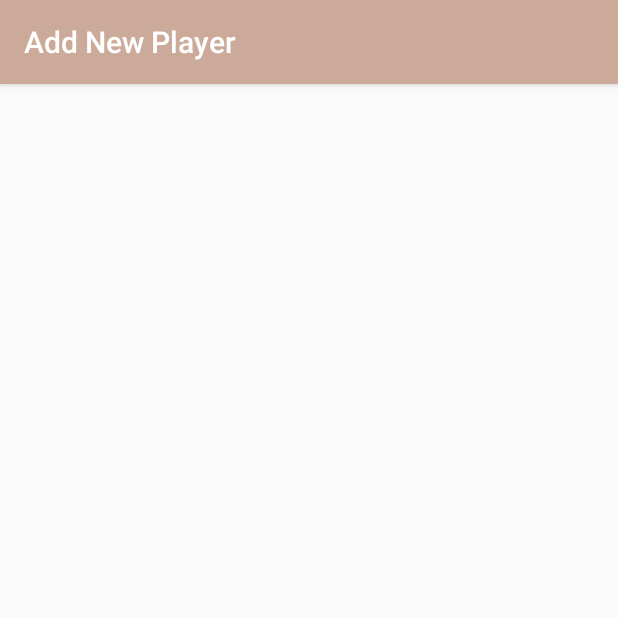
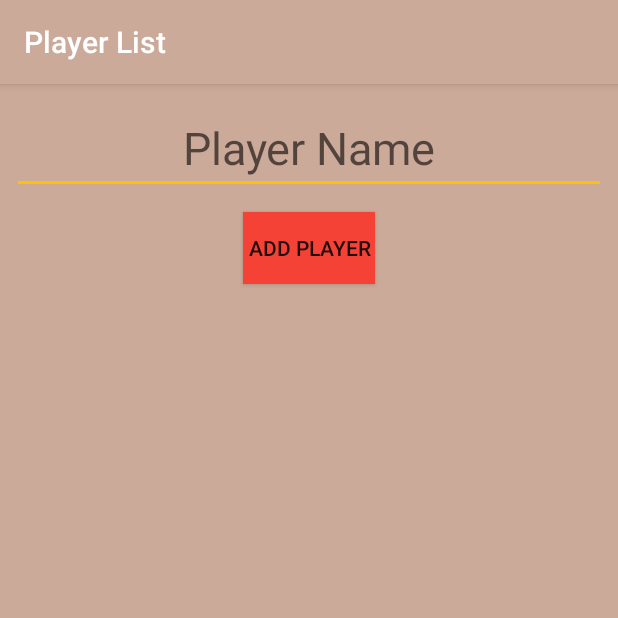
Before and after one commit to keegcb/Test3T, an Android app: the AddPlayerActivity screen opened directly, with no data from a screen before it, on a phone screen of 412 x 824 dp, the top half of it. Run offline under Robolectric (Android 15) with nearby library versions, the phone set to English and light mode, and no system bars.

Commit message:
Added functionality to the AddPlayerActivity; connected database query to display player names in list when opening page and to update dispalyed list when AddPlayer button is pressed.
Next steps: Add functionality to AddGroupActivity to display player list and select players to add to play group.

Future fixes: Prevent blank player names to be added to database; prevent duplicate games and players to be added to database.

```diff
--- a/app/src/main/java/space/java/test3t/AddGameActivity.java
+++ b/app/src/main/java/space/java/test3t/AddGameActivity.java
@@ -215,10 +215,10 @@ public class AddGameActivity extends AppCompatActivity implements AdapterView.On
         return Math.round(px);
     }
 
+
     @Override
     public void onItemSelected(AdapterView<?> parent, View view, int position, long id) {
         String text = parent.getItemAtPosition(position).toString();
-        Toast.makeText(parent.getContext(), text, Toast.LENGTH_SHORT).show();
     }
 
     @Override
--- a/app/src/main/java/space/java/test3t/AddPlayerActivity.java
+++ b/app/src/main/java/space/java/test3t/AddPlayerActivity.java
@@ -1,13 +1,24 @@
 package space.java.test3t;
 
+import android.database.Cursor;
 import android.os.Bundle;
-import android.support.design.widget.FloatingActionButton;
-import android.support.design.widget.Snackbar;
 import android.support.v7.app.AppCompatActivity;
+import android.support.v7.widget.LinearLayoutManager;
+import android.support.v7.widget.RecyclerView;
 import android.support.v7.widget.Toolbar;
 import android.view.View;
+import android.widget.Button;
+import android.widget.EditText;
+import android.widget.Toast;
 
 public class AddPlayerActivity extends AppCompatActivity {
+    private RecyclerView mRecyclerView;
+    private RecyclerView.Adapter mAdapter;
+    private RecyclerView.LayoutManager mLayoutManager;
+
+    EditText editPlayer;
+    Button btnAddPlayerData;
+    DatabaseHelper gameDB;
 
     @Override
     protected void onCreate(Bundle savedInstanceState) {
@@ -15,8 +26,62 @@ public class AddPlayerActivity extends AppCompatActivity {
         setContentView(R.layout.activity_add_player);
         Toolbar toolbar = findViewById(R.id.toolbar_new_game);
         setSupportActionBar(toolbar);
-        getSupportActionBar().setTitle("Add New Player");
+        getSupportActionBar().setTitle("Player List");
+        gameDB = new DatabaseHelper(this);
+
+        editPlayer = findViewById(R.id.editText_playerName);
+        btnAddPlayerData = findViewById(R.id.button_addPlayer);
+
+        mRecyclerView = findViewById(R.id.recyclerview_addPlayer);
+        mRecyclerView.setHasFixedSize(true);
+        mLayoutManager = new LinearLayoutManager(this);
+        mAdapter = new PlayerItemAdapter(this, getAllPlayers());
+
+        mRecyclerView.setLayoutManager(mLayoutManager);
+        mRecyclerView.setAdapter(mAdapter);
+
+        AddPlayerData();
 
     }
 
+    private Cursor getAllPlayers(){
+        return gameDB.getPlayerData();
+    }
+
+    public void AddPlayerData() {
+        btnAddPlayerData.setOnClickListener(
+                new View.OnClickListener() {
+                    @Override
+                    public void onClick(View v) {
+                        boolean isInserted = gameDB.insertPlayerData(editPlayer.getText().toString());
+                        if (isInserted == true)
+                            Toast.makeText(AddPlayerActivity.this, "Player Added to Collection", Toast.LENGTH_LONG).show();
+                        else
+                            Toast.makeText(AddPlayerActivity.this, "Player NOT Added", Toast.LENGTH_LONG).show();
+
+                        UpdateList();
+                    }
+                }
+        );
+    }
+
+    public void UpdateList(){
+        setContentView(R.layout.activity_add_player);
+        Toolbar toolbar = findViewById(R.id.toolbar_new_game);
+        setSupportActionBar(toolbar);
+        getSupportActionBar().setTitle("Player List");
+        gameDB = new DatabaseHelper(this);
+
+        editPlayer = findViewById(R.id.editText_playerName);
+        btnAddPlayerData = findViewById(R.id.button_addPlayer);
+
+        mRecyclerView = findViewById(R.id.recyclerview_addPlayer);
+        mRecyclerView.setHasFixedSize(true);
+        mLayoutManager = new LinearLayoutManager(this);
+        mAdapter = new PlayerItemAdapter(this, getAllPlayers());
+
+        mRecyclerView.setLayoutManager(mLayoutManager);
+        mRecyclerView.setAdapter(mAdapter);
+    }
+
 }
--- a/app/src/main/java/space/java/test3t/DatabaseHelper.java
+++ b/app/src/main/java/space/java/test3t/DatabaseHelper.java
@@ -164,4 +164,10 @@ public class DatabaseHelper extends SQLiteOpenHelper {
         Cursor res = db.rawQuery("SELECT "+COL_GAME_NAME+", "+COL_SEAT_MIN+", "+COL_SEAT_MAX+", "+COL_LENG_MIN+", "+COL_LENG_MAX+", "+COL_DIFF+", "+COL_LEARN_DIFF+", "+COL_PUBLISHER+", "+COL_RATE+" FROM "+TABLE_GAME+";",null);
         return res;
     }
+
+    public Cursor getPlayerData(){
+        SQLiteDatabase db = this.getWritableDatabase();
+        Cursor res = db.rawQuery("SELECT "+COL_PLAYER_NAME+" FROM "+TABLE_PLAYER+";", null);
+        return res;
+    }
 }
--- a/app/src/main/java/space/java/test3t/GameItemAdapter.java
+++ b/app/src/main/java/space/java/test3t/GameItemAdapter.java
@@ -19,7 +19,6 @@ putting the Card View items into the RecyclerView
  */
 
 public class GameItemAdapter extends RecyclerView.Adapter<GameItemAdapter.GameViewHolder> {
-    private ArrayList<GameItem> mGameList;
     private Context mContext;
     private Cursor mCursor;
 
--- a/app/src/main/java/space/java/test3t/GameLibraryActivity.java
+++ b/app/src/main/java/space/java/test3t/GameLibraryActivity.java
@@ -41,9 +41,6 @@ public class GameLibraryActivity extends AppCompatActivity {
 
         btnRefresh = findViewById(R.id.action_game_library);
 
-        ArrayList<GameItem> gameList = new ArrayList<>();
-
-
         mRecyclerView = findViewById(R.id.recyclerview_game_library);
         mRecyclerView.setHasFixedSize(true);
         mLayoutManager = new LinearLayoutManager(this);
--- /dev/null
+++ b/app/src/main/java/space/java/test3t/PlayerItemAdapter.java
@@ -0,0 +1,64 @@
+package space.java.test3t;
+
+import android.content.Context;
+import android.database.Cursor;
+import android.support.annotation.NonNull;
+import android.support.v7.widget.RecyclerView;
+import android.view.LayoutInflater;
+import android.view.View;
+import android.view.ViewGroup;
+import android.widget.TextView;
+
+public class PlayerItemAdapter extends RecyclerView.Adapter<PlayerItemAdapter.PlayerViewHolder> {
+    private Context mContext;
+    private Cursor mCursor;
+
+    public PlayerItemAdapter(Context context, Cursor cursor){
+        mContext = context;
+        mCursor = cursor;
+    }
+
+    public static class PlayerViewHolder extends RecyclerView.ViewHolder{
+
+        public TextView mPlayerName;
+
+        public PlayerViewHolder(@NonNull View itemView) {
+            super(itemView);
+            mPlayerName = itemView.findViewById(R.id.textView_playerName);
+        }
+    }
+
+    @NonNull
+    @Override
+    public PlayerViewHolder onCreateViewHolder(ViewGroup parent, int viewType){
+        LayoutInflater inflater = LayoutInflater.from(mContext);
+        View view = inflater.inflate(R.layout.player_item, parent, false);
+        return new PlayerViewHolder(view);
+    }
+
+    @Override
+    public void onBindViewHolder(@NonNull PlayerViewHolder holder, int position) {
+        if (!mCursor.moveToPosition(position)) {
+            return;
+        }
+        String playerName = mCursor.getString(mCursor.getColumnIndex(DatabaseHelper.COL_PLAYER_NAME));
+
+        holder.mPlayerName.setText(playerName);
+    }
+
+    @Override
+    public int getItemCount() {
+        return mCursor.getCount();
+    }
+
+    public void swapCursor(Cursor newCursor){
+        if(mCursor != null){
+            mCursor.close();
+        }
+
+        mCursor = newCursor;
+        if(newCursor != null){
+            notifyDataSetChanged();
+        }
+    }
+}
--- a/app/src/main/res/layout/content_add_player.xml
+++ b/app/src/main/res/layout/content_add_player.xml
@@ -1,11 +1,46 @@
 <?xml version="1.0" encoding="utf-8"?>
-<android.support.constraint.ConstraintLayout xmlns:android="http://schemas.android.com/apk/res/android"
+<RelativeLayout xmlns:android="http://schemas.android.com/apk/res/android"
     xmlns:app="http://schemas.android.com/apk/res-auto"
     xmlns:tools="http://schemas.android.com/tools"
     android:layout_width="match_parent"
     android:layout_height="match_parent"
+    android:background="@color/colorPrimary"
     app:layout_behavior="@string/appbar_scrolling_view_behavior"
     tools:context=".AddPlayerActivity"
-    tools:showIn="@layout/activity_add_player">
+    tools:showIn="@layout/activity_add_player" >
 
-</android.support.constraint.ConstraintLayout>
+    <EditText
+        android:id="@+id/editText_playerName"
+        android:layout_width="match_parent"
+        android:layout_height="wrap_content"
+        android:layout_marginStart="8dp"
+        android:layout_marginTop="12dp"
+        android:layout_marginEnd="8dp"
+        android:layout_marginBottom="8dp"
+        android:ems="10"
+        android:hint="Player Name"
+        android:inputType="textPersonName"
+        android:textAlignment="center"
+        android:textSize="30sp" />
+
+    <Button
+        android:id="@+id/button_addPlayer"
+        android:layout_width="wrap_content"
+        android:layout_height="wrap_content"
+        android:layout_below="@id/editText_playerName"
+        android:layout_centerHorizontal="true"
+        android:layout_marginStart="8dp"
+        android:layout_marginTop="4dp"
+        android:layout_marginEnd="8dp"
+        android:layout_marginBottom="8dp"
+        android:background="@color/colorTertiary"
+        android:text="@string/action_add_player" />
+
+    <android.support.v7.widget.RecyclerView
+        android:id="@+id/recyclerview_addPlayer"
+        android:layout_width="match_parent"
+        android:layout_height="match_parent"
+        android:layout_below="@id/button_addPlayer"
+        android:layout_marginTop="16dp" />
+
+</RelativeLayout>
```
Also changed, not shown: app/src/main/java/space/java/test3t/PlayerItem.java (added, +24 -0 lines), app/src/main/res/layout/player_item.xml (added, +37 -0 lines).
